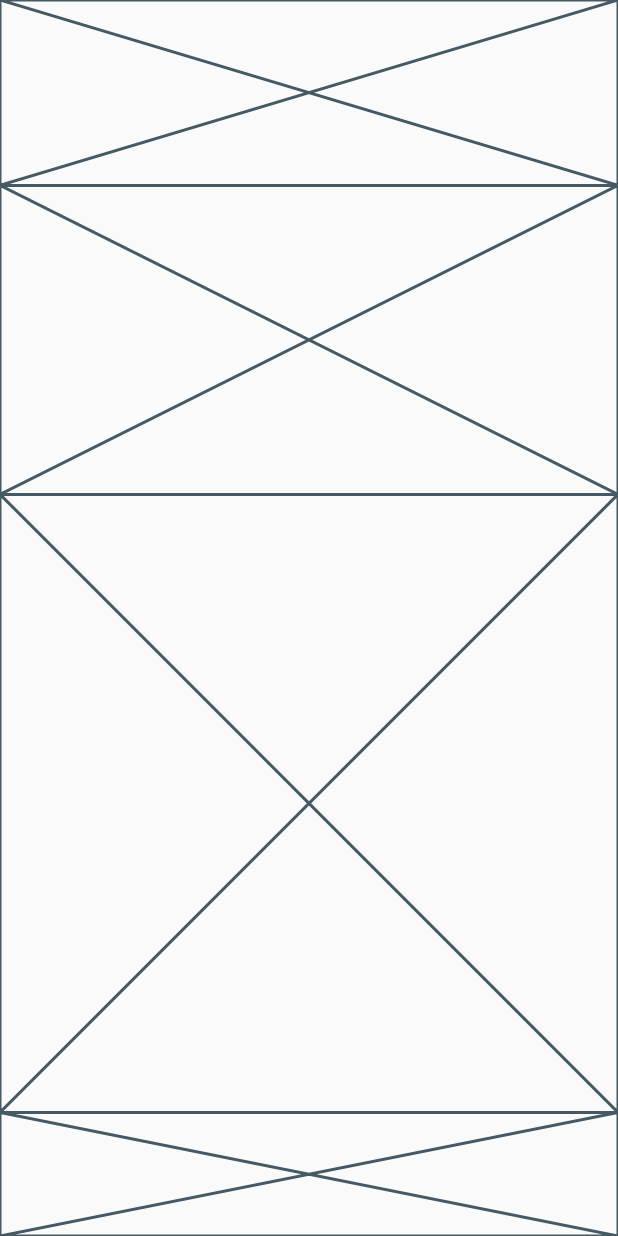
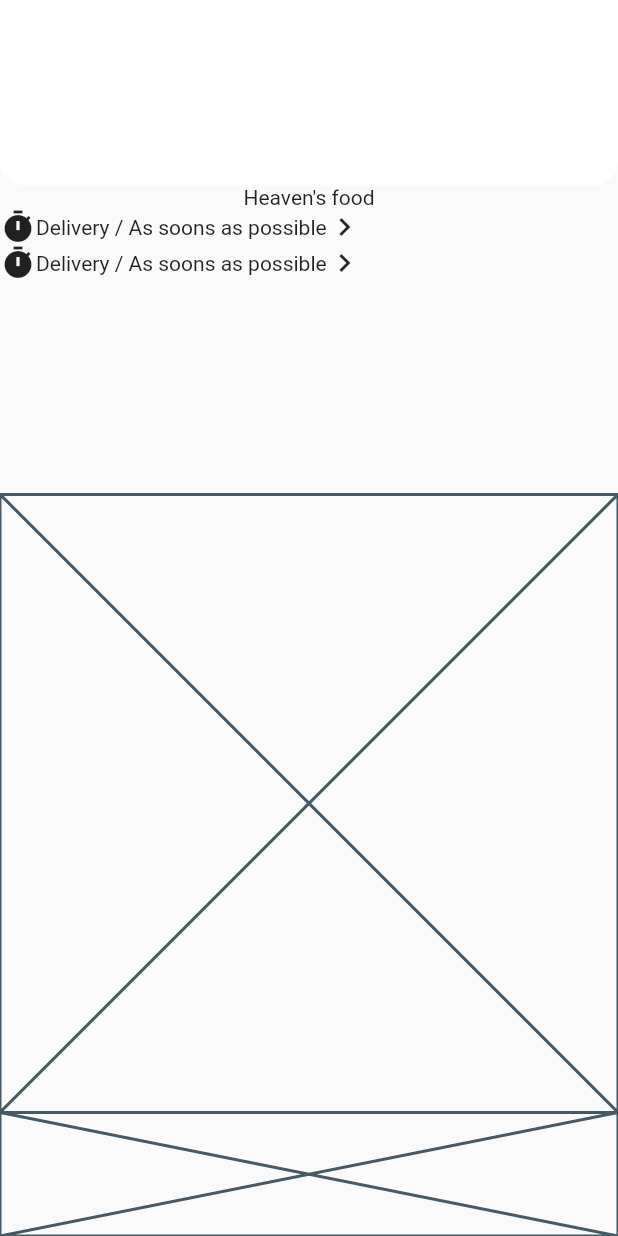
Before and after one commit to JAICHANGPARK/flutter_notebook_11th_story, a Flutter app: the screen it shows after launch, item 2 of the bottom bar chosen, on a phone screen of 412 x 824 dp. Run offline on Flutter 3.47's test engine with Material 2 defaults, Android fonts, the phone set to English and light mode, and no system bars; our stand-ins replace backdrop, badges, flutter_inner_drawer, flutter_slidable, flutter_swiper, google_fonts; network calls fail.

Commit message:
Update food_order_page.dart

```diff
--- a/lib/ep744_food_app/ui/food_order_page.dart
+++ b/lib/ep744_food_app/ui/food_order_page.dart
@@ -14,9 +14,36 @@ class _FoodOrderPageState extends State<FoodOrderPage> {
           children: [
             Expanded(
                 flex: 3,
-                child: Placeholder()),
+                child: Container(
+                  decoration: BoxDecoration(
+                    color: Colors.white,
+                    borderRadius: BorderRadius.only(
+                      bottomRight: Radius.circular(16),
+                      bottomLeft: Radius.circular(16),
+                    )
+                  ),
+                )),
             Expanded(
-                flex: 5,child: Placeholder()),
+                flex: 5,child: Column(
+              children: [
+                Text("Heaven's food"),
+                Row(
+                  children: [
+                    Icon(Icons.timer),
+                    Text("Delivery / As soons as possible"),
+                    Icon(Icons.keyboard_arrow_right)
+                  ],
+                ),
+                Row(
+                  children: [
+                    Icon(Icons.timer),
+                    Text("Delivery / As soons as possible"),
+                    Icon(Icons.keyboard_arrow_right)
+                  ],
+                )
+
+              ],
+            )),
             Expanded(
                 flex: 10,
                 child: Placeholder()),
```
